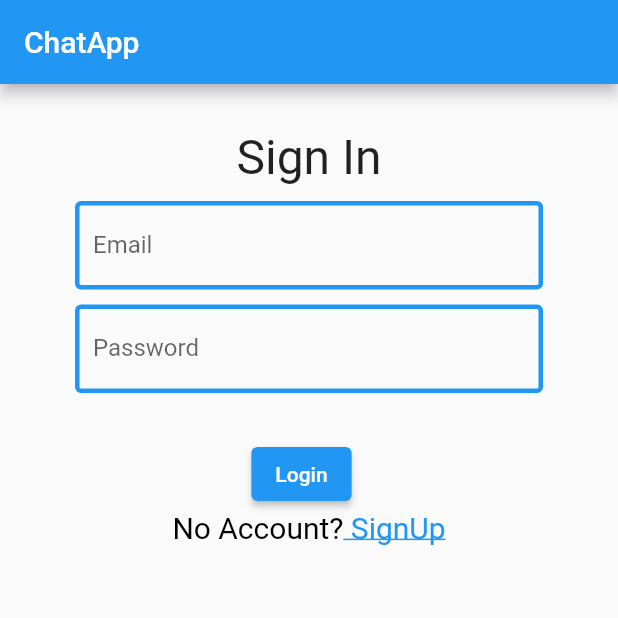
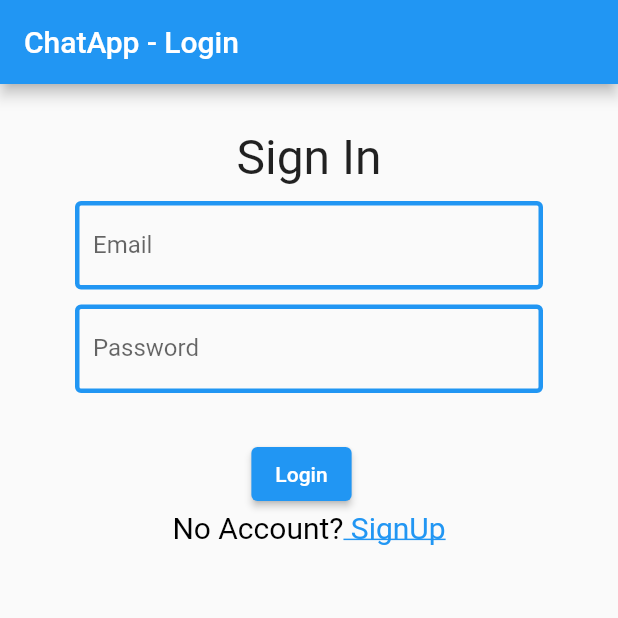
Before and after one commit to VitJee/chatapp, a Flutter app: the screen it shows after launch, on a phone screen of 412 x 824 dp, the top half of it. Run offline on Flutter 3.47's test engine with Material 2 defaults, Android fonts, the phone set to English and light mode, and no system bars; our stand-ins replace chat_bubbles, cloud_firestore, firebase_auth, firebase_core, firebase_database, flutter_speed_dial and 1 more; missing offline and left inert: string_splitter; accounts and stored records are empty.

Commit message:
Small Changes: - AppBar Title changes

```diff
--- a/lib/views/login.dart
+++ b/lib/views/login.dart
@@ -89,7 +89,7 @@ class LoginPageState extends State<LoginPage> {
   Widget build(BuildContext context) {
     return Scaffold(
       appBar: AppBar(
-        title: Text(title),
+        title: Text("ChatApp - Login"),
       ),
       body: Center(
         child: Column(
--- a/lib/views/searchgroup.dart
+++ b/lib/views/searchgroup.dart
@@ -54,7 +54,7 @@ class SearchGroupState extends State<SearchGroupPage> {
   @override
   Widget build(BuildContext context) {
     return Scaffold(
-        appBar: AppBar(title: Text("ChatApp - Groups")),
+        appBar: AppBar(title: Text("ChatApp - All Groups")),
         body: Column(
           children: [
             Padding(
--- a/lib/views/signup.dart
+++ b/lib/views/signup.dart
@@ -76,7 +76,7 @@ class SignUpState extends State<SignUpPage> {
   Widget build(BuildContext context) {
     return Scaffold(
       appBar: AppBar(
-        title: Text(widget.title),
+        title: Text("ChatApp - Sign Up"),
       ),
       body: Center(
         child: Column(
```
